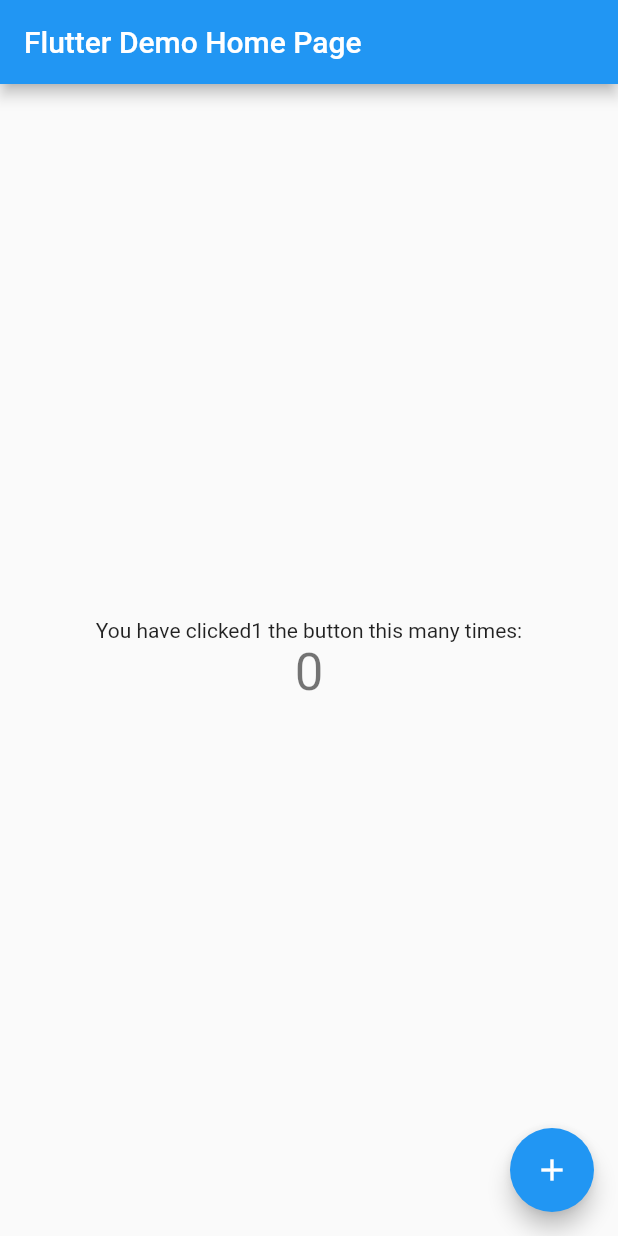
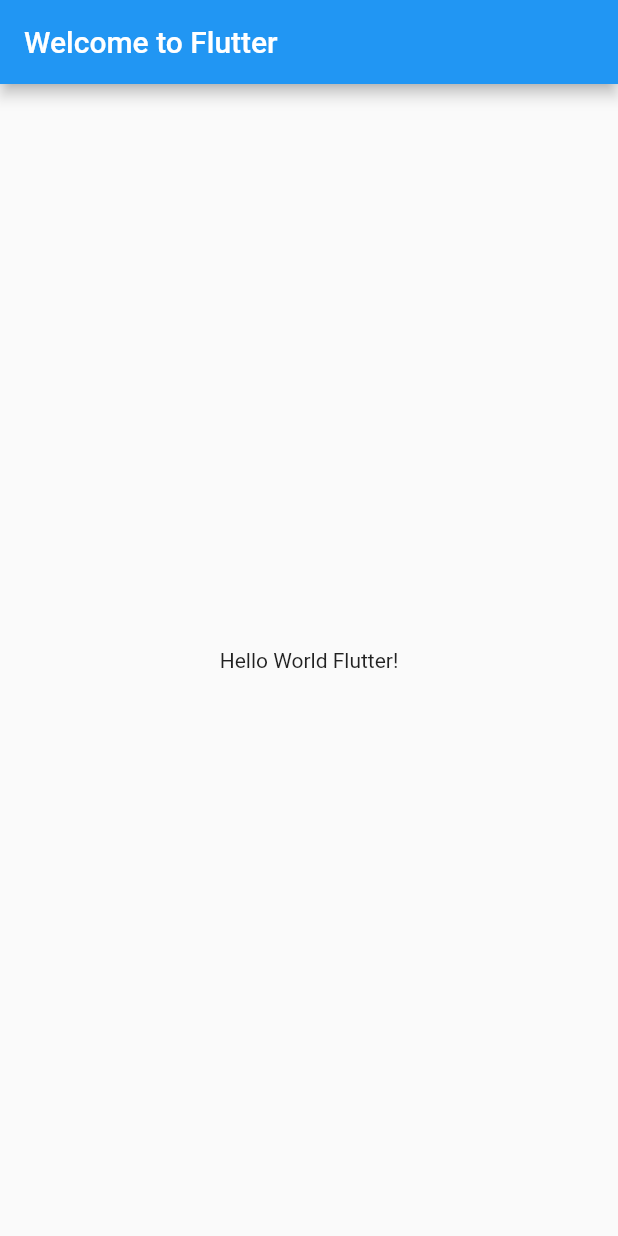
Before and after one commit to kenan0620/Flutter, a Flutter app: the screen it shows after launch, on a phone screen of 412 x 824 dp. Run offline on Flutter 3.47's test engine with Material 2 defaults, Android fonts, the phone set to English and light mode, and no system bars.

Commit message:
Hello World Flutter!
Hello World Flutter!

```diff
--- a/lib/main.dart
+++ b/lib/main.dart
@@ -1,113 +1,20 @@
 import 'package:flutter/material.dart';
 
-void main() {
-  runApp(MyApp());
-}
+void main() => runApp(new HomePage());
 
-class MyApp extends StatelessWidget {
-  // This widget is the root of your application.
+class HomePage extends StatelessWidget {
   @override
   Widget build(BuildContext context) {
-    return MaterialApp(
-      title: 'Flutter Demo',
-      theme: ThemeData(
-        // This is the theme of your application.
-        //
-        // Try running your application with "flutter run". You'll see the
-        // application has a blue toolbar. Then, without quitting the app, try
-        // changing the primarySwatch below to Colors.green and then invoke
-        // "hot reload" (press "r" in the console where you ran "flutter run",
-        // or simply save your changes to "hot reload" in a Flutter IDE).
-        // Notice that the counter didn't reset back to zero; the application
-        // is not restarted.
-        primarySwatch: Colors.blue,
+    return new MaterialApp(
+      title: 'Welcome to Flutter',
+      home: new Scaffold(
+        appBar: new AppBar(
+          title: new Text('Welcome to Flutter'),
+        ),
+        body: new Center(
+          child: new Text('Hello World Flutter!'),
+        ),
       ),
-      home: MyHomePage(title: 'Flutter Demo Home Page'),
     );
   }
 }
-
-class MyHomePage extends StatefulWidget {
-  MyHomePage({Key key, this.title}) : super(key: key);
-
-  // This widget is the home page of your application. It is stateful, meaning
-  // that it has a State object (defined below) that contains fields that affect
-  // how it looks.
-
-  // This class is the configuration for the state. It holds the values (in this
-  // case the title) provided by the parent (in this case the App widget) and
-  // used by the build method of the State. Fields in a Widget subclass are
-  // always marked "final".
-
-  final String title;
-
-  @override
-  _MyHomePageState createState() => _MyHomePageState();
-}
-
-class _MyHomePageState extends State<MyHomePage> {
-  int _counter = 0;
-
-  void _incrementCounter() {
-    setState(() {
-      // This call to setState tells the Flutter framework that something has
-      // changed in this State, which causes it to rerun the build method below
-      // so that the display can reflect the updated values. If we changed
-      // _counter without calling setState(), then the build method would not be
-      // called again, and so nothing would appear to happen.
-      _counter++;
-    });
-  }
-
-  @override
-  Widget build(BuildContext context) {
-    // This method is rerun every time setState is called, for instance as done
-    // by the _incrementCounter method above.
-    //
-    // The Flutter framework has been optimized to make rerunning build methods
-    // fast, so that you can just rebuild anything that needs updating rather
-    // than having to individually change instances of widgets.
-    return Scaffold(
-      appBar: AppBar(
-        // Here we take the value from the MyHomePage object that was created by
-        // the App.build method, and use it to set our appbar title.
-        title: Text(widget.title),
-      ),
-      body: Center(
-        // Center is a layout widget. It takes a single child and positions it
-        // in the middle of the parent.
-        child: Column(
-          // Column is also a layout widget. It takes a list of children and
-          // arranges them vertically. By default, it sizes itself to fit its
-          // children horizontally, and tries to be as tall as its parent.
-          //
-          // Invoke "debug painting" (press "p" in the console, choose the
-          // "Toggle Debug Paint" action from the Flutter Inspector in Android
-          // Studio, or the "Toggle Debug Paint" command in Visual Studio Code)
-          // to see the wireframe for each widget.
-          //
-          // Column has various properties to control how it sizes itself and
-          // how it positions its children. Here we use mainAxisAlignment to
-          // center the children vertically; the main axis here is the vertical
-          // axis because Columns are vertical (the cross axis would be
-          // horizontal).
-          mainAxisAlignment: MainAxisAlignment.center,
-          children: <Widget>[
-            Text(
-              'You have clicked1 the button this many times:',
-            ),
-            Text(
-              '$_counter',
-              style: Theme.of(context).textTheme.headline4,
-            ),
-          ],
-        ),
-      ),
-      floatingActionButton: FloatingActionButton(
-        onPressed: _incrementCounter,
-        tooltip: 'Increment',
-        child: Icon(Icons.add),
-      ), // This trailing comma makes auto-formatting nicer for build methods.
-    );
-  }
-}
```
